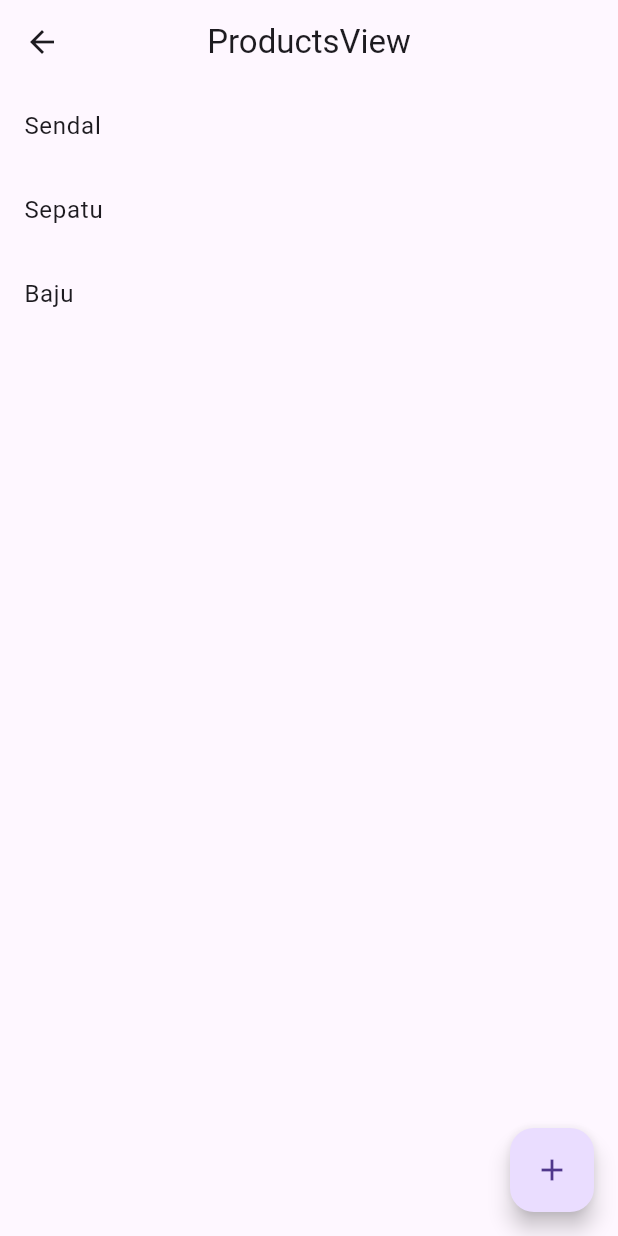
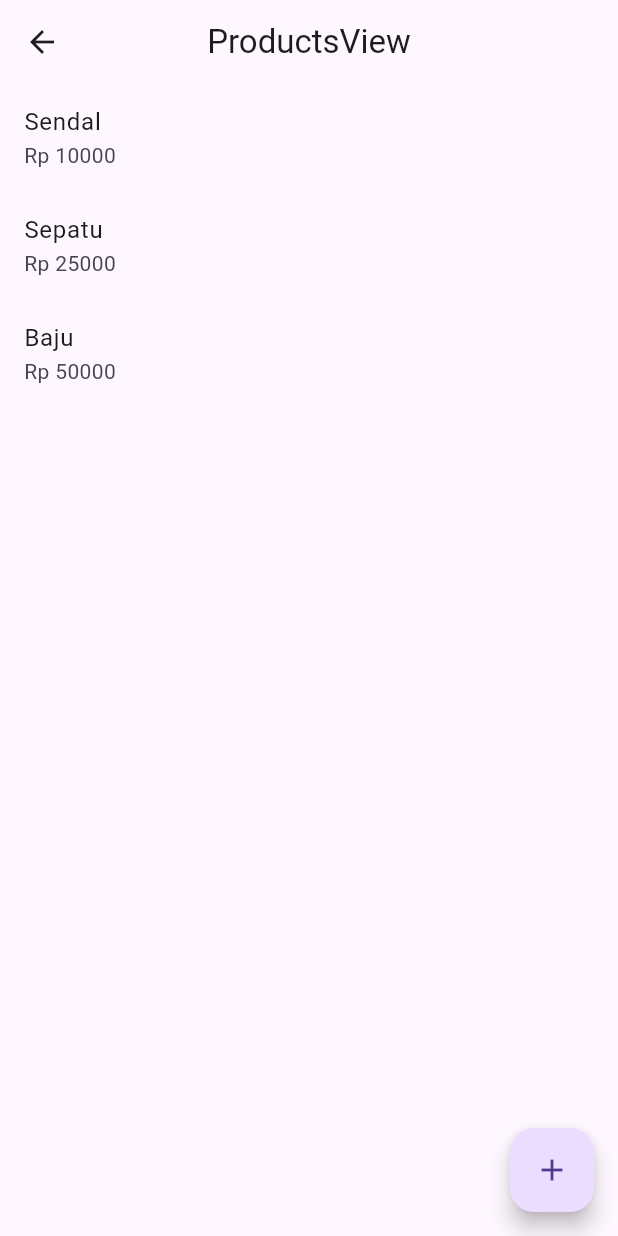
Before and after one commit to pendragonnn/learn-getx-cli-flutter, a Flutter app: the screen it shows after launch, after a tap on "Go to Product Page", on a phone screen of 412 x 824 dp. Run offline on Flutter 3.47's test engine with Material 3 defaults, Android fonts, the phone set to English and light mode, and no system bars; our stand-ins replace get.

Commit message:
add: create views, controller, and install package with get cli

```diff
--- a/lib/app/modules/products/bindings/products_binding.dart
+++ b/lib/app/modules/products/bindings/products_binding.dart
@@ -1,10 +1,15 @@
 import 'package:get/get.dart';
+
+import 'package:test_cli/app/modules/products/controllers/getclitest_controller.dart';
 
 import '../controllers/products_controller.dart';
 
 class ProductsBinding extends Bindings {
   @override
   void dependencies() {
+    Get.lazyPut<GetclitestController>(
+      () => GetclitestController(),
+    );
     Get.lazyPut<ProductsController>(
       () => ProductsController(),
     );
--- /dev/null
+++ b/lib/app/modules/products/views/product_item_view.dart
@@ -0,0 +1,24 @@
+import 'package:flutter/material.dart';
+
+import 'package:get/get.dart';
+
+class ProductItem extends GetView {
+  const ProductItem({
+    Key? key,
+    required this.data,
+  }) : super(key: key);
+
+  final Map<String, dynamic> data;
+
+  @override
+  Widget build(BuildContext context) {
+    return ListTile(
+      title: Text(
+        data["name"],
+      ),
+      subtitle: Text(
+        "Rp ${data['price']}",
+      ),
+    );
+  }
+}
--- a/lib/app/modules/products/views/products_view.dart
+++ b/lib/app/modules/products/views/products_view.dart
@@ -1,6 +1,7 @@
 import 'package:flutter/material.dart';
 
 import 'package:get/get.dart';
+import 'package:test_cli/app/modules/products/views/product_item_view.dart';
 import 'package:test_cli/app/routes/app_pages.dart';
 
 import '../controllers/products_controller.dart';
@@ -17,10 +18,8 @@ class ProductsView extends GetView<ProductsController> {
       body: Obx(
         () => ListView.builder(
           itemCount: controller.allProducts.length,
-          itemBuilder: (context, index) => ListTile(
-            title: Text(
-              controller.allProducts[index]["name"],
-            ),
+          itemBuilder: (context, index) => ProductItem(
+            data: controller.allProducts[index],
           ),
         ),
       ),
--- a/pubspec.yaml
+++ b/pubspec.yaml
@@ -36,6 +36,7 @@ dependencies:
   # Use with the CupertinoIcons class for iOS style icons.
   cupertino_icons: ^1.0.8
   get: ^4.6.6
+  http: ^1.2.2
 
 dev_dependencies:
   flutter_test:
```
Also changed, not shown: lib/app/modules/products/controllers/getclitest_controller.dart (added, +23 -0 lines), pubspec.lock.
